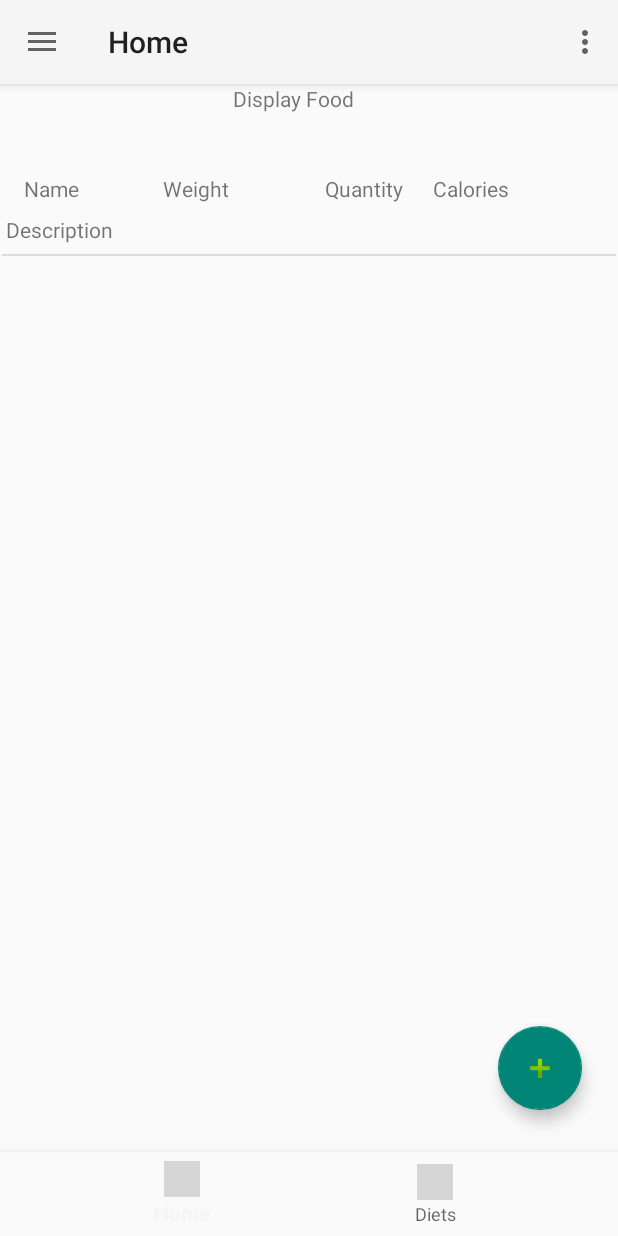
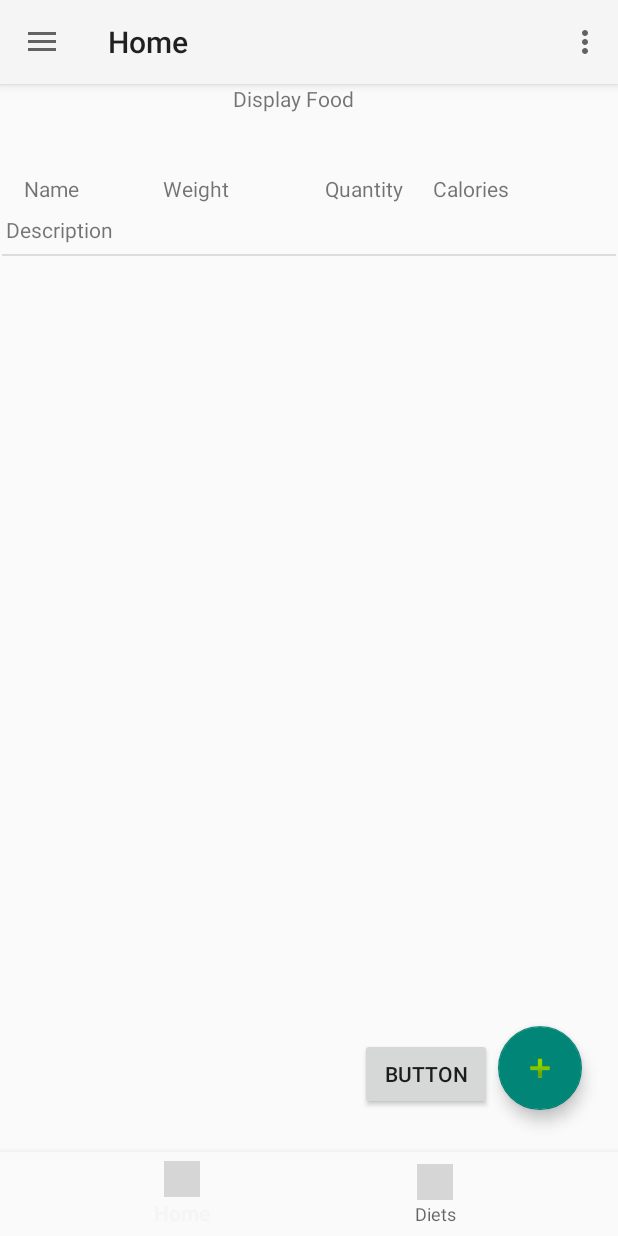
Before and after one commit to Calorie-Counters/FinalProjectCalorieTracker, an Android app: the screen it shows after launch (MainActivity), on a phone screen of 412 x 824 dp. Run offline under Robolectric (Android 15) with nearby library versions, the light colour scheme and no system bars; our stand-ins replace Firebase (no records; nobody signed in at launch, a user with empty details on screens opened directly), navigation-ui; grey boxes are pictures that could not be loaded.

Commit message:
Item CRUD

```diff
--- a/app/build.gradle
+++ b/app/build.gradle
@@ -2,7 +2,10 @@ plugins {
     id 'com.android.application'
     id 'org.jetbrains.kotlin.android'
     id 'com.google.gms.google-services'  // Google Play services Gradle plugin
+    id 'androidx.navigation.safeargs.kotlin'
 }
+
+
 
 android {
     namespace 'project.st991377867.marcin'
--- a/app/src/main/java/project/st991377867/marcin/ui/home/HomeFragment.kt
+++ b/app/src/main/java/project/st991377867/marcin/ui/home/HomeFragment.kt
@@ -6,9 +6,15 @@ import androidx.fragment.app.Fragment
 import android.view.LayoutInflater
 import android.view.View
 import android.view.ViewGroup
+import androidx.navigation.fragment.findNavController
+import androidx.recyclerview.widget.LinearLayoutManager
 import project.st991377867.marcin.R
+import project.st991377867.marcin.databinding.FragmentHomeBinding
 
 class HomeFragment : Fragment() {
+
+    private var _binding: FragmentHomeBinding? = null
+    private val binding get() = _binding!!
 
     companion object {
         fun newInstance() = HomeFragment()
@@ -20,7 +26,9 @@ class HomeFragment : Fragment() {
         inflater: LayoutInflater, container: ViewGroup?,
         savedInstanceState: Bundle?
     ): View? {
-        return inflater.inflate(R.layout.fragment_home, container, false)
+//        return inflater.inflate(R.layout.fragment_home, container, false)
+        _binding = FragmentHomeBinding.inflate(inflater, container, false)
+        return binding.root
     }
 
     override fun onActivityCreated(savedInstanceState: Bundle?) {
@@ -29,4 +37,18 @@ class HomeFragment : Fragment() {
         // TODO: Use the ViewModel
     }
 
+    override fun onViewCreated(view: View, savedInstanceState: Bundle?) {
+        super.onViewCreated(view, savedInstanceState)
+        binding.recycleView.layoutManager = LinearLayoutManager(this.context)
+        binding.btnAddItem.setOnClickListener {
+            val action = HomeFragmentDirections.actionNavHomeToItemFragment()
+            this.findNavController().navigate(action)
+        }
+
+        binding.btnEdit.setOnClickListener {
+            val action = HomeFragmentDirections.actionNavHomeToItemDetailFragment()
+            this.findNavController().navigate(action)
+        }
+
+    }
 }
--- a/app/src/main/res/layout/fragment_home.xml
+++ b/app/src/main/res/layout/fragment_home.xml
@@ -101,5 +101,15 @@
         app:layout_constraintBottom_toBottomOf="parent"
         app:layout_constraintEnd_toEndOf="parent" />
 
+    <Button
+        android:id="@+id/btn_edit"
+        android:layout_width="wrap_content"
+        android:layout_height="wrap_content"
+        android:layout_marginEnd="4dp"
+        android:layout_marginBottom="84dp"
+        android:text="Button"
+        app:layout_constraintBottom_toBottomOf="parent"
+        app:layout_constraintEnd_toStartOf="@+id/btn_addItem" />
+
 
 </androidx.constraintlayout.widget.ConstraintLayout>
--- a/app/src/main/res/layout/fragment_item.xml
+++ b/app/src/main/res/layout/fragment_item.xml
@@ -100,7 +100,7 @@
                     android:id="@+id/item_description"
                     android:layout_width="match_parent"
                     android:layout_height="match_parent"
-                    android:inputType="number"
+                    android:inputType="textLongMessage"
                     android:singleLine="true" />
             </com.google.android.material.textfield.TextInputLayout>
 
--- a/app/src/main/res/navigation/mobile_navigation.xml
+++ b/app/src/main/res/navigation/mobile_navigation.xml
@@ -10,10 +10,12 @@
         android:name="project.st991377867.marcin.ui.home.HomeFragment"
         android:label="@string/menu_home"
         tools:layout="@layout/fragment_home" >
-
         <action
-            android:id="@+id/action_nav_home_to_itemListFragment"
-            app:destination="@id/itemListFragment" />
+            android:id="@+id/action_nav_home_to_itemFragment"
+            app:destination="@id/itemFragment" />
+        <action
+            android:id="@+id/action_nav_home_to_itemDetailFragment"
+            app:destination="@id/itemDetailFragment" />
     </fragment>
 
     <fragment
@@ -59,10 +61,19 @@
         android:label="@string/menu_settings"
         tools:layout="@layout/fragment_settings" />
     <fragment
-        android:id="@+id/itemListFragment"
-        android:name="project.st991377867.marcin.ItemListFragment"
-        android:label="ItemListFragment"
-        tools:layout="@layout/fragment_item" />
+        android:id="@+id/itemFragment"
+        android:name="project.st991377867.marcin.ui.item.ItemFragment"
+        android:label="fragment_item"
+        tools:layout="@layout/fragment_item" >
+        <action
+            android:id="@+id/action_itemFragment_to_nav_home"
+            app:destination="@id/nav_home" />
+    </fragment>
+    <fragment
+        android:id="@+id/itemDetailFragment"
+        android:name="project.st991377867.marcin.ui.item.ItemDetailFragment"
+        android:label="fragment_item_detail"
+        tools:layout="@layout/fragment_item_detail" />
 
 
 </navigation>
--- a/build.gradle
+++ b/build.gradle
@@ -8,6 +8,9 @@ buildscript {
 
     dependencies {
         classpath 'com.google.gms:google-services:4.3.13'  // Google Services plugin
+        classpath 'com.android.tools.build:gradle:7.3.1'
+        classpath 'org.jetbrains.kotlin:kotlin-gradle-plugin:1.7.20'
+        classpath "androidx.navigation:navigation-safe-args-gradle-plugin:2.5.3"
     }
 }
 
```
Also changed, not shown: app/src/main/java/project/st991377867/marcin/AddItemFragment.kt (deleted, +0 -8 lines), app/src/main/java/project/st991377867/marcin/HomeFragment.kt (deleted, +0 -30 lines), app/src/main/java/project/st991377867/marcin/ItemListFragment.kt (deleted, +0 -11 lines), app/src/main/java/project/st991377867/marcin/ui/item/ItemDetailFragment.kt (added, +37 -0 lines), app/src/main/java/project/st991377867/marcin/ui/item/ItemFragment.kt (+32 -2 lines), app/src/main/java/project/st991377867/marcin/ui/item/ItemViewModel.kt (+33 -0 lines), app/src/main/res/layout/fragment_item_detail.xml (added, +133 -0 lines).
